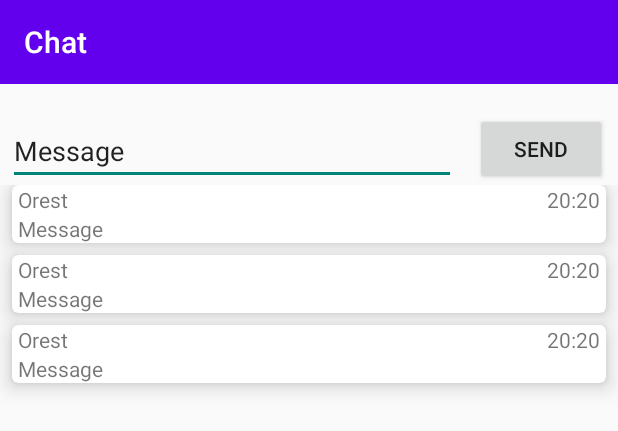
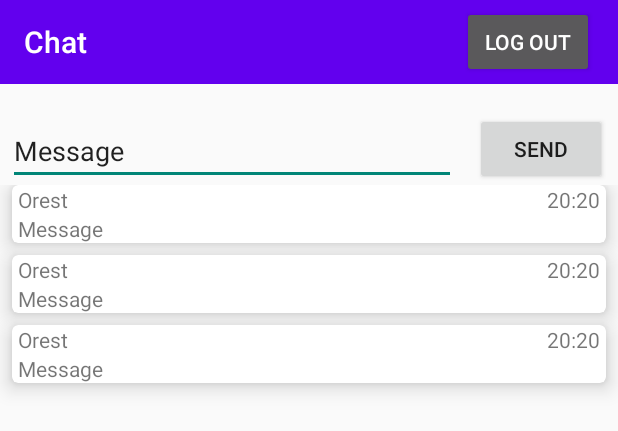
Before and after one commit to c0nf1g/Messenger, an Android app: the layout fragment_chat.xml on its own in the app's theme, with its tools: preview values and no code run, on a phone screen of 412 x 824 dp. Shown: the top 431 px of the screen. Run offline under Robolectric (Android 15) with nearby library versions, the phone set to English and light mode, and no system bars.

```diff
--- a/app/src/main/java/com/iot/messenger/presentation/MainActivity.java
+++ b/app/src/main/java/com/iot/messenger/presentation/MainActivity.java
@@ -9,16 +9,19 @@ import com.iot.messenger.presentation.fragments.ChatFragment;
 import com.iot.messenger.presentation.fragments.SignInFragment;
 import com.iot.messenger.presentation.fragments.SignUpFragment;
 import com.iot.messenger.presentation.listeners.FragmentsListener;
+import com.iot.messenger.presentation.sharedPreferences.SharedPrefs;
 
 public class MainActivity extends AppCompatActivity implements FragmentsListener {
     private SignInFragment signInFragment;
     private SignUpFragment signUpFragment;
     private ChatFragment chatFragment;
+    private final SharedPrefs sharedPrefs = new SharedPrefs();
 
     @Override
     protected void onCreate(Bundle savedInstanceState) {
         super.onCreate(savedInstanceState);
         setContentView(R.layout.activity_main);
+        sharedPrefs.init(this);
 
         initFragments();
         ifLoggedInShowChat();
@@ -37,7 +40,8 @@ public class MainActivity extends AppCompatActivity implements FragmentsListener
     }
 
     private boolean isLogged() {
-        return false;
+        String userEmail = sharedPrefs.getUser();
+        return userEmail.length() != 0;
     }
 
     private void initFragments() {
--- a/app/src/main/java/com/iot/messenger/presentation/fragments/SignInFragment.java
+++ b/app/src/main/java/com/iot/messenger/presentation/fragments/SignInFragment.java
@@ -17,6 +17,7 @@ import com.google.android.material.textfield.TextInputLayout;
 import com.iot.messenger.R;
 import com.iot.messenger.presentation.DTO.ResponseDTO;
 import com.iot.messenger.presentation.listeners.FragmentsListener;
+import com.iot.messenger.presentation.sharedPreferences.SharedPrefs;
 import com.iot.messenger.presentation.viewModels.SignInViewModel;
 
 import org.jetbrains.annotations.NotNull;
@@ -29,6 +30,7 @@ public class SignInFragment extends Fragment {
     private TextInputEditText editTextPassword;
     private Button signInButton;
     private TextView signUpNavigation;
+    private final SharedPrefs sharedPrefs = new SharedPrefs();
 
     private FragmentsListener signUpNavListener;
     private FragmentsListener signInListener;
@@ -80,6 +82,7 @@ public class SignInFragment extends Fragment {
         signUpNavigation.setOnClickListener(onSignUpNavClickListener);
 
         registerViewModel();
+        sharedPrefs.init(getActivity());
         workWithResponse();
 
         return signInView;
@@ -92,10 +95,9 @@ public class SignInFragment extends Fragment {
     private void workWithResponse() {
         signInViewModel.getResponseDTOMutableLiveData().observe(getViewLifecycleOwner(), responseDTO -> {
             if (responseDTO.isSignedIn()) {
-                Toast.makeText(getActivity(), "Logged in", Toast.LENGTH_SHORT).show();
+                sharedPrefs.setUser(editTextEmail.getText().toString());
                 signInListener.onSignInClicked();
             } else {
-                Toast.makeText(getActivity(), "Could not log in", Toast.LENGTH_SHORT).show();
                 showErrors(responseDTO);
             }
         });
--- a/app/src/main/res/layout/fragment_chat.xml
+++ b/app/src/main/res/layout/fragment_chat.xml
@@ -16,7 +16,16 @@
         app:layout_constraintEnd_toEndOf="parent"
         app:layout_constraintHorizontal_bias="1.0"
         app:layout_constraintStart_toStartOf="parent"
-        app:layout_constraintTop_toTopOf="parent" />
+        app:layout_constraintTop_toTopOf="parent">
+
+        <Button
+            android:id="@+id/logoutButton"
+            android:layout_width="wrap_content"
+            android:layout_height="wrap_content"
+            android:text="@string/log_out"
+            android:layout_gravity="right"
+            android:layout_marginEnd="@dimen/ui_spacing_double"/>
+    </androidx.appcompat.widget.Toolbar>
 
     <EditText
         android:id="@+id/message"
--- a/app/src/main/res/values/strings.xml
+++ b/app/src/main/res/values/strings.xml
@@ -10,4 +10,5 @@
     <string name="chat">Chat</string>
     <string name="message">Message</string>
     <string name="send">Send</string>
+    <string name="log_out">Log Out</string>
 </resources>
```
Also changed, not shown: app/src/main/java/com/iot/messenger/presentation/fragments/ChatFragment.java (+37 -5 lines), app/src/main/java/com/iot/messenger/presentation/sharedPreferences/SharedPrefs.java (added, +27 -0 lines).
